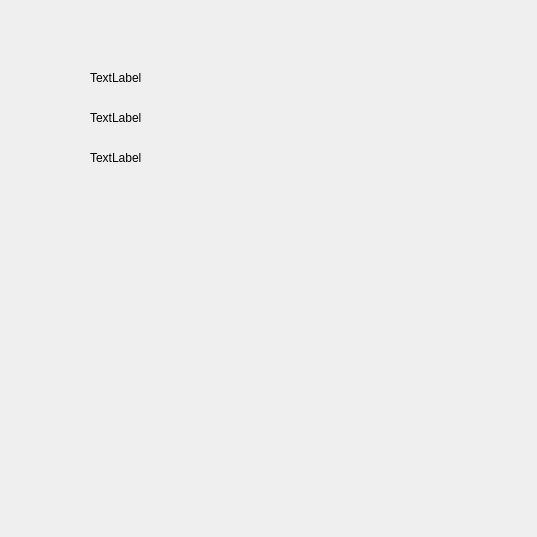
Qt form coursesettoteacherform.ui (zihang0403/EduManagement) before a commit.
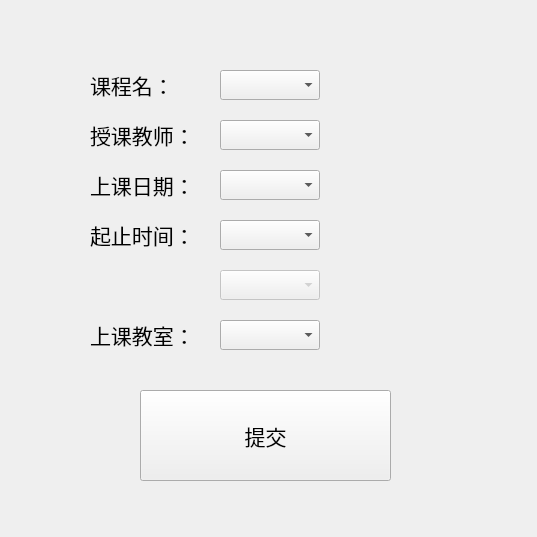
The same form after that commit.

```diff
--- a/coursesettoteacherform.ui
+++ b/coursesettoteacherform.ui
@@ -18,38 +18,200 @@
     <rect>
      <x>90</x>
      <y>70</y>
-     <width>54</width>
-     <height>16</height>
+     <width>100</width>
+     <height>30</height>
     </rect>
    </property>
+   <property name="font">
+    <font>
+     <pointsize>16</pointsize>
+    </font>
+   </property>
    <property name="text">
-    <string>TextLabel</string>
+    <string>课程名：</string>
    </property>
   </widget>
   <widget class="QLabel" name="label_2">
    <property name="geometry">
     <rect>
      <x>90</x>
-     <y>110</y>
-     <width>54</width>
-     <height>16</height>
+     <y>120</y>
+     <width>100</width>
+     <height>30</height>
     </rect>
    </property>
+   <property name="font">
+    <font>
+     <pointsize>16</pointsize>
+    </font>
+   </property>
    <property name="text">
-    <string>TextLabel</string>
+    <string>授课教师：</string>
    </property>
   </widget>
   <widget class="QLabel" name="label_3">
    <property name="geometry">
     <rect>
      <x>90</x>
-     <y>150</y>
-     <width>54</width>
-     <height>16</height>
+     <y>170</y>
+     <width>100</width>
+     <height>30</height>
     </rect>
    </property>
+   <property name="font">
+    <font>
+     <pointsize>16</pointsize>
+    </font>
+   </property>
    <property name="text">
-    <string>TextLabel</string>
+    <string>上课日期：</string>
+   </property>
+  </widget>
+  <widget class="QLabel" name="label_4">
+   <property name="geometry">
+    <rect>
+     <x>90</x>
+     <y>220</y>
+     <width>100</width>
+     <height>30</height>
+    </rect>
+   </property>
+   <property name="font">
+    <font>
+     <pointsize>16</pointsize>
+    </font>
+   </property>
+   <property name="text">
+    <string>起止时间：</string>
+   </property>
+  </widget>
+  <widget class="QLabel" name="label_5">
+   <property name="geometry">
+    <rect>
+     <x>90</x>
+     <y>320</y>
+     <width>100</width>
+     <height>30</height>
+    </rect>
+   </property>
+   <property name="font">
+    <font>
+     <pointsize>16</pointsize>
+    </font>
+   </property>
+   <property name="text">
+    <string>上课教室：</string>
+   </property>
+  </widget>
+  <widget class="QComboBox" name="coursename">
+   <property name="geometry">
+    <rect>
+     <x>220</x>
+     <y>70</y>
+     <width>100</width>
+     <height>30</height>
+    </rect>
+   </property>
+   <property name="font">
+    <font>
+     <pointsize>16</pointsize>
+    </font>
+   </property>
+  </widget>
+  <widget class="QComboBox" name="teacherid">
+   <property name="geometry">
+    <rect>
+     <x>220</x>
+     <y>120</y>
+     <width>100</width>
+     <height>30</height>
+    </rect>
+   </property>
+   <property name="font">
+    <font>
+     <pointsize>16</pointsize>
+    </font>
+   </property>
+  </widget>
+  <widget class="QComboBox" name="courseweekday">
+   <property name="geometry">
+    <rect>
+     <x>220</x>
+     <y>170</y>
+     <width>100</width>
+     <height>30</height>
+    </rect>
+   </property>
+   <property name="font">
+    <font>
+     <pointsize>16</pointsize>
+    </font>
+   </property>
+  </widget>
+  <widget class="QComboBox" name="starttime">
+   <property name="geometry">
+    <rect>
+     <x>220</x>
+     <y>220</y>
+     <width>100</width>
+     <height>30</height>
+    </rect>
+   </property>
+   <property name="font">
+    <font>
+     <pointsize>16</pointsize>
+    </font>
+   </property>
+  </widget>
+  <widget class="QComboBox" name="endtime">
+   <property name="enabled">
+    <bool>false</bool>
+   </property>
+   <property name="geometry">
+    <rect>
+     <x>220</x>
+     <y>270</y>
+     <width>100</width>
+     <height>30</height>
+    </rect>
+   </property>
+   <property name="font">
+    <font>
+     <pointsize>16</pointsize>
+    </font>
+   </property>
+  </widget>
+  <widget class="QComboBox" name="classroom">
+   <property name="geometry">
+    <rect>
+     <x>220</x>
+     <y>320</y>
+     <width>100</width>
+     <height>30</height>
+    </rect>
+   </property>
+   <property name="font">
+    <font>
+     <pointsize>16</pointsize>
+    </font>
+   </property>
+  </widget>
+  <widget class="QPushButton" name="pushButton">
+   <property name="geometry">
+    <rect>
+     <x>140</x>
+     <y>390</y>
+     <width>251</width>
+     <height>91</height>
+    </rect>
+   </property>
+   <property name="font">
+    <font>
+     <pointsize>16</pointsize>
+    </font>
+   </property>
+   <property name="text">
+    <string>提交</string>
    </property>
   </widget>
  </widget>
```
Left out of the diff: 2 changed lines with no effect on the pictures.
